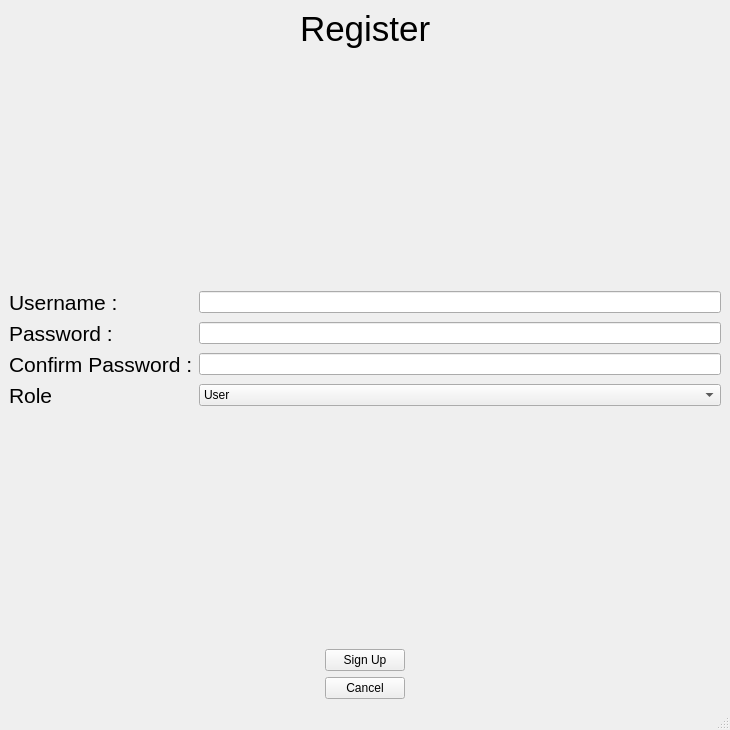
This is UserInterface/registerPage.ui in DeluxeOwl/KoR_app as Qt 5 draws it before an edit. The edited form follows.
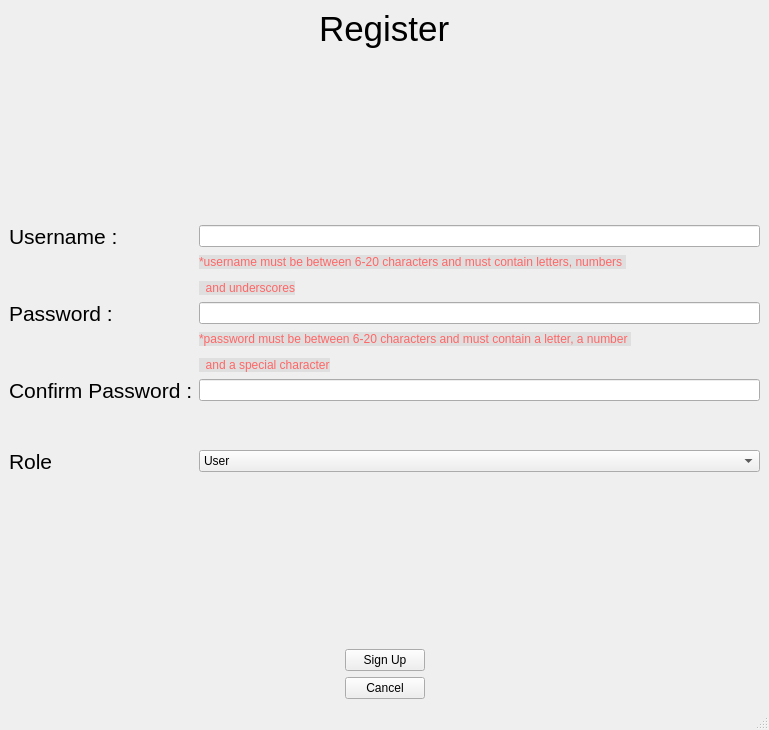
This is the edited form. Icons and pictures are not drawn.

Commit message: Register username and password warning

```diff
--- a/UserInterface/registerPage.ui
+++ b/UserInterface/registerPage.ui
@@ -6,7 +6,7 @@
    <rect>
     <x>0</x>
     <y>0</y>
-    <width>730</width>
+    <width>769</width>
     <height>730</height>
    </rect>
   </property>
@@ -73,6 +73,19 @@
       </item>
       <item>
        <layout class="QGridLayout" name="gridLayout_3">
+        <item row="3" column="0">
+         <spacer name="verticalSpacer_3">
+          <property name="orientation">
+           <enum>Qt::Vertical</enum>
+          </property>
+          <property name="sizeHint" stdset="0">
+           <size>
+            <width>20</width>
+            <height>40</height>
+           </size>
+          </property>
+         </spacer>
+        </item>
         <item row="0" column="0">
          <widget class="QLabel" name="label_2">
           <property name="text">
@@ -90,21 +103,21 @@
         <item row="0" column="1">
          <widget class="QLineEdit" name="usernameRegInput"/>
         </item>
-        <item row="3" column="0">
+        <item row="4" column="0">
          <widget class="QLabel" name="label_4">
           <property name="text">
            <string>&lt;html&gt;&lt;head/&gt;&lt;body&gt;&lt;p&gt;&lt;span style=&quot; font-size:16pt;&quot;&gt;Confirm Password :&lt;/span&gt;&lt;/p&gt;&lt;/body&gt;&lt;/html&gt;</string>
           </property>
          </widget>
         </item>
-        <item row="3" column="1">
-         <widget class="QLineEdit" name="confirmRegPasswordInput">
-          <property name="echoMode">
-           <enum>QLineEdit::Password</enum>
-          </property>
-         </widget>
-        </item>
         <item row="4" column="1">
+         <widget class="QLineEdit" name="confirmRegPasswordInput">
+          <property name="echoMode">
+           <enum>QLineEdit::Password</enum>
+          </property>
+         </widget>
+        </item>
+        <item row="6" column="1">
          <widget class="QComboBox" name="roleRegSelect">
           <item>
            <property name="text">
@@ -125,13 +138,53 @@
           </property>
          </widget>
         </item>
-        <item row="4" column="0">
+        <item row="6" column="0">
          <widget class="QLabel" name="label_5">
           <property name="text">
            <string>&lt;html&gt;&lt;head/&gt;&lt;body&gt;&lt;p&gt;&lt;span style=&quot; font-size:16pt;&quot;&gt;Role&lt;/span&gt;&lt;/p&gt;&lt;/body&gt;&lt;/html&gt;</string>
           </property>
          </widget>
         </item>
+        <item row="5" column="0">
+         <spacer name="verticalSpacer_5">
+          <property name="orientation">
+           <enum>Qt::Vertical</enum>
+          </property>
+          <property name="sizeHint" stdset="0">
+           <size>
+            <width>20</width>
+            <height>40</height>
+           </size>
+          </property>
+         </spacer>
+        </item>
+        <item row="1" column="1">
+         <widget class="QLabel" name="label_6">
+          <property name="text">
+           <string>&lt;html&gt;&lt;head/&gt;&lt;body&gt;&lt;p&gt;&lt;span style=&quot; font-family:'Whitney,Helvetica Neue,Helvetica,Arial,sans-serif'; font-size:9pt; color:#ff6666; background-color:rgba(4,4,5,0.066667);&quot;&gt;*username must be between 6-20 characters and must contain letters, numbers &lt;/span&gt;&lt;/p&gt;&lt;p&gt;&lt;span style=&quot; font-family:'Whitney,Helvetica Neue,Helvetica,Arial,sans-serif'; font-size:9pt; color:#ff6666; background-color:rgba(4,4,5,0.066667);&quot;&gt;&amp;nbsp;&amp;nbsp;and underscores&lt;/span&gt;&lt;/p&gt;&lt;/body&gt;&lt;/html&gt;</string>
+          </property>
+         </widget>
+        </item>
+        <item row="1" column="0">
+         <spacer name="verticalSpacer_4">
+          <property name="orientation">
+           <enum>Qt::Vertical</enum>
+          </property>
+          <property name="sizeHint" stdset="0">
+           <size>
+            <width>20</width>
+            <height>40</height>
+           </size>
+          </property>
+         </spacer>
+        </item>
+        <item row="3" column="1">
+         <widget class="QLabel" name="label_7">
+          <property name="text">
+           <string>&lt;html&gt;&lt;head/&gt;&lt;body&gt;&lt;p&gt;&lt;span style=&quot; font-family:'Whitney,Helvetica Neue,Helvetica,Arial,sans-serif'; font-size:9pt; color:#ff6666; background-color:rgba(4,4,5,0.066667);&quot;&gt;*password must be between 6-20 characters and must contain a letter, a number &lt;/span&gt;&lt;/p&gt;&lt;p&gt;&lt;span style=&quot; font-family:'Whitney,Helvetica Neue,Helvetica,Arial,sans-serif'; font-size:9pt; color:#ff6666; background-color:rgba(4,4,5,0.066667);&quot;&gt;&amp;nbsp;&amp;nbsp;and a special character&lt;/span&gt;&lt;/p&gt;&lt;/body&gt;&lt;/html&gt;</string>
+          </property>
+         </widget>
+        </item>
        </layout>
       </item>
       <item>
```
